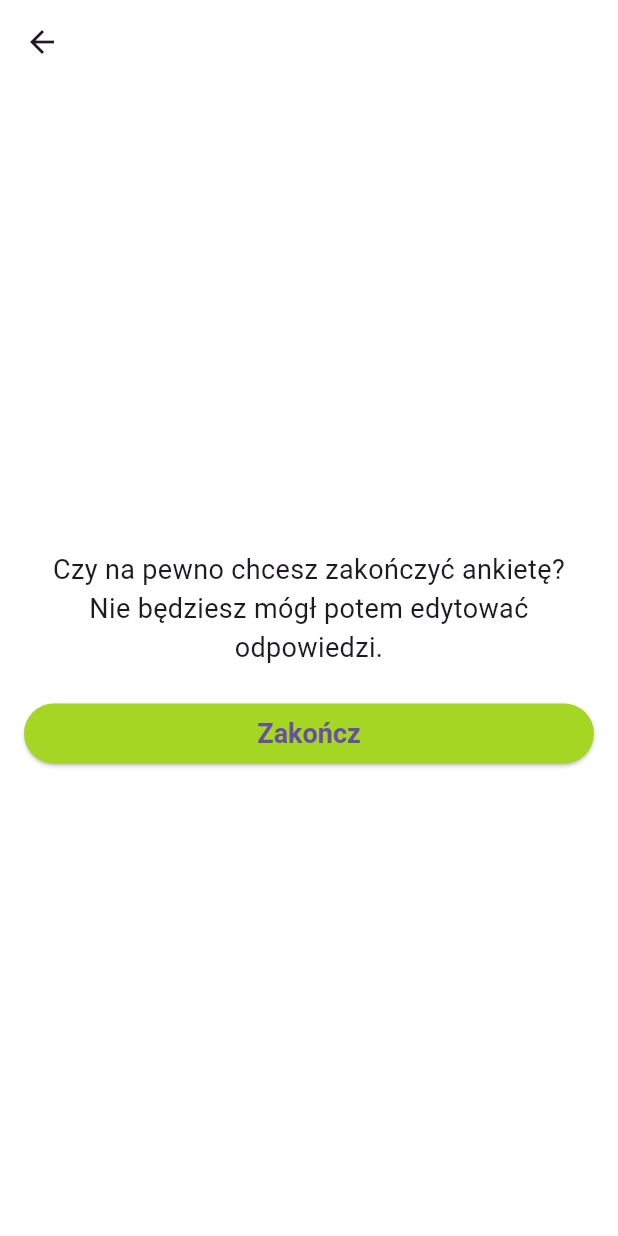
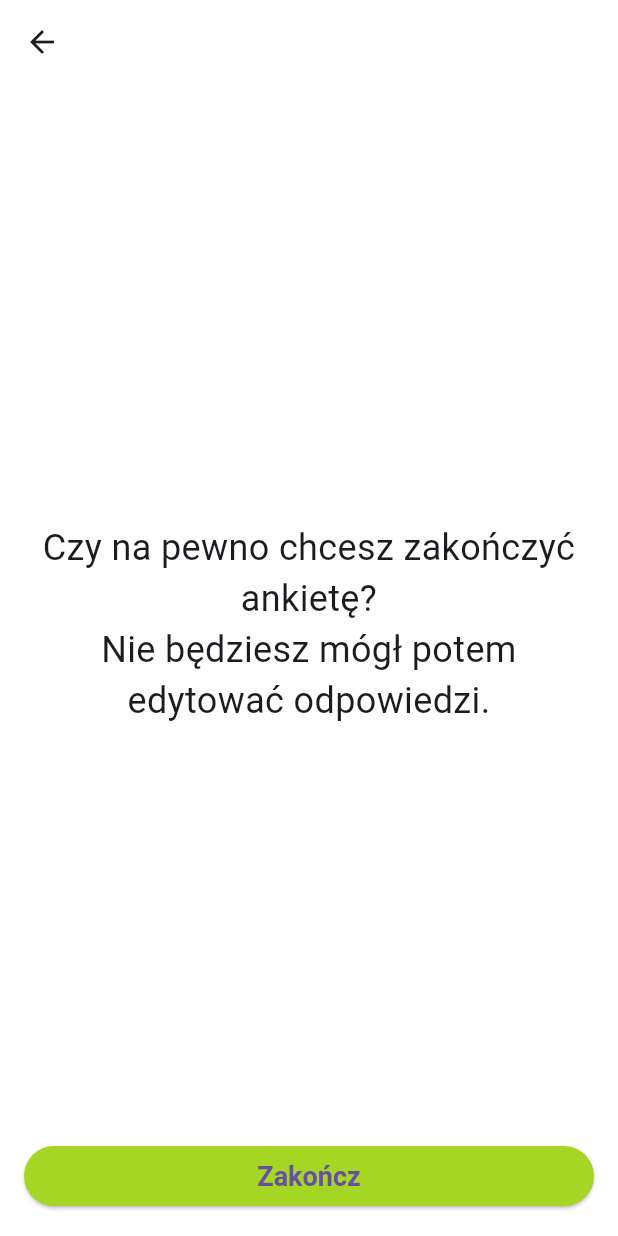
Before and after one commit to projekt-inzynierski/survey_frontend, a Flutter app: the SurveyEndScreen screen opened directly, on a phone screen of 412 x 824 dp. Run offline on Flutter 3.47's test engine with Material 3 defaults, Android fonts, the phone set to English and light mode, and no system bars; our stand-ins replace connectivity, dio, flutter_svg, get, get_storage, getwidget and 1 more; accounts and stored records are empty; project files that could hold a hidden picture were left out.

Commit message:
improved start and end screen

```diff
--- a/lib/presentation/screens/survey/survey_end_screen.dart
+++ b/lib/presentation/screens/survey/survey_end_screen.dart
@@ -12,29 +12,27 @@ class SurveyEndScreen extends GetView<SurveyController> {
       appBar: AppBar(
         leading: IconButton(
           icon: const Icon(Icons.arrow_back),
-          onPressed: () {},
+          onPressed: () {
+            Get.back();
+          },
         ),
       ),
       body: Padding(
         padding: const EdgeInsets.all(16.0),
-        child: Center(
-          child: Column(
-            mainAxisAlignment: MainAxisAlignment.center,
-            children: [
-              const Text(
+        child: Column(
+          mainAxisAlignment: MainAxisAlignment.center,
+          children: [
+            const Spacer(),
+            const Center(
+              child: Text(
                 'Czy na pewno chcesz zakończyć ankietę?\nNie będziesz mógł potem edytować odpowiedzi.',
                 textAlign: TextAlign.center,
-                style: TextStyle(
-                  fontSize: 18,
-                ),
+                style: TextStyle(fontSize: 24),
               ),
-              const SizedBox(height: 20),
-              NextButton(
-                nextAction: controller.endSurvey,
-                text: 'Zakończ',
-              ),
-            ],
-          ),
+            ),
+            const Spacer(),
+            NextButton(nextAction: controller.endSurvey, text: 'Zakończ'),
+          ],
         ),
       ),
     );
--- a/lib/presentation/screens/survey/survey_start_screen.dart
+++ b/lib/presentation/screens/survey/survey_start_screen.dart
@@ -27,7 +27,7 @@ class SurveyStartScreen extends GetView<SurveyController> {
               child: Text(
                 'Czy chcesz rozpocząć wypełnianie ankiety?',
                 textAlign: TextAlign.center,
-                style: TextStyle(fontSize: 18),
+                style: TextStyle(fontSize: 24),
               ),
             ),
             const Spacer(),
```
